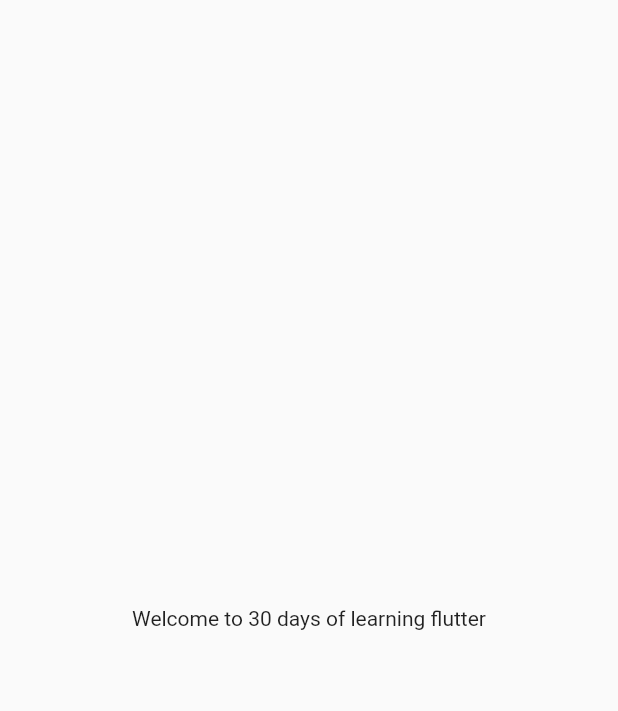
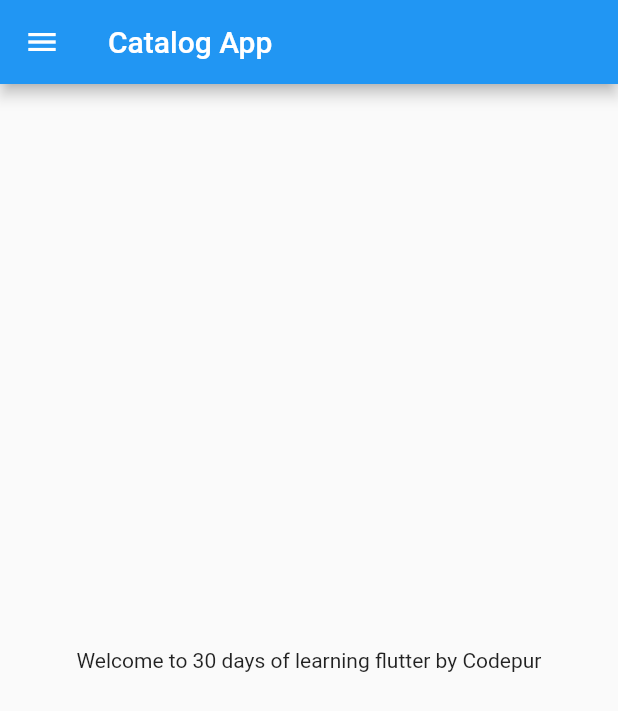
Before and after one commit to Lucifer203/Flutter_catalog_listing_app, a Flutter app: the screen it shows after launch, on a phone screen of 412 x 824 dp. Shown: the top 711 px of the screen. Run offline on Flutter 3.47's test engine with Material 2 defaults, Android fonts, the phone set to English and light mode, and no system bars.

Commit message:
Day 2 commit

```diff
--- /dev/null
+++ b/lib/home_page.dart
@@ -0,0 +1,21 @@
+import 'package:flutter/material.dart';
+
+class HomePage extends StatelessWidget {
+  final int days = 30;
+  final String name = "Codepur";
+
+  @override
+  Widget build(BuildContext context) {
+    return Scaffold(
+      appBar: AppBar(
+        title: Text("Catalog App"),
+      ),
+      body: Center(
+        child: Container(
+          child: Text("Welcome to $days days of learning flutter by " + name),
+        ),
+      ),
+      drawer: Drawer(),
+    );
+  }
+}
--- a/lib/main.dart
+++ b/lib/main.dart
@@ -1,18 +1,18 @@
 import 'package:flutter/material.dart';
+import 'package:flutter_cataloge/home_page.dart';
 
 void main() {
   runApp(MyApp());
 }
 
 class MyApp extends StatelessWidget {
-  const MyApp({super.key});
-
   @override
   Widget build(BuildContext context) {
+    int days = 30;
+    String name = "Codepur";
+
     return MaterialApp(
-        home: Material(
-            child: Center(
-      child: Text("Welcome to 30 days of learning flutter"),
-    )));
+      home: HomePage(),
+    );
   }
 }
```
